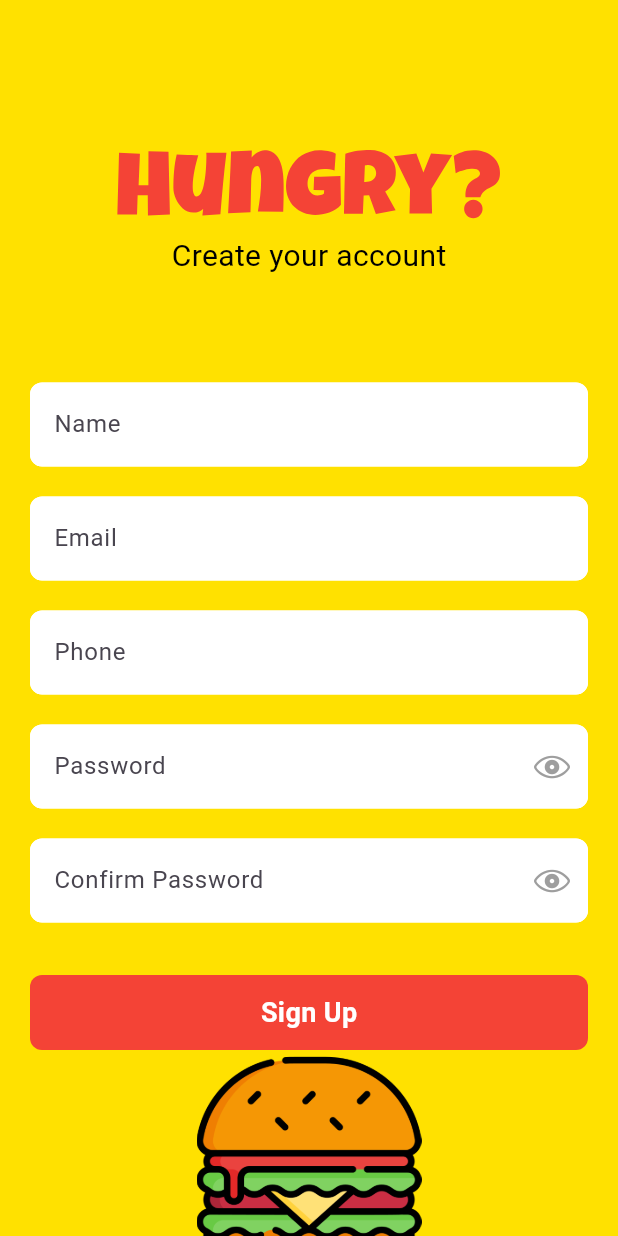
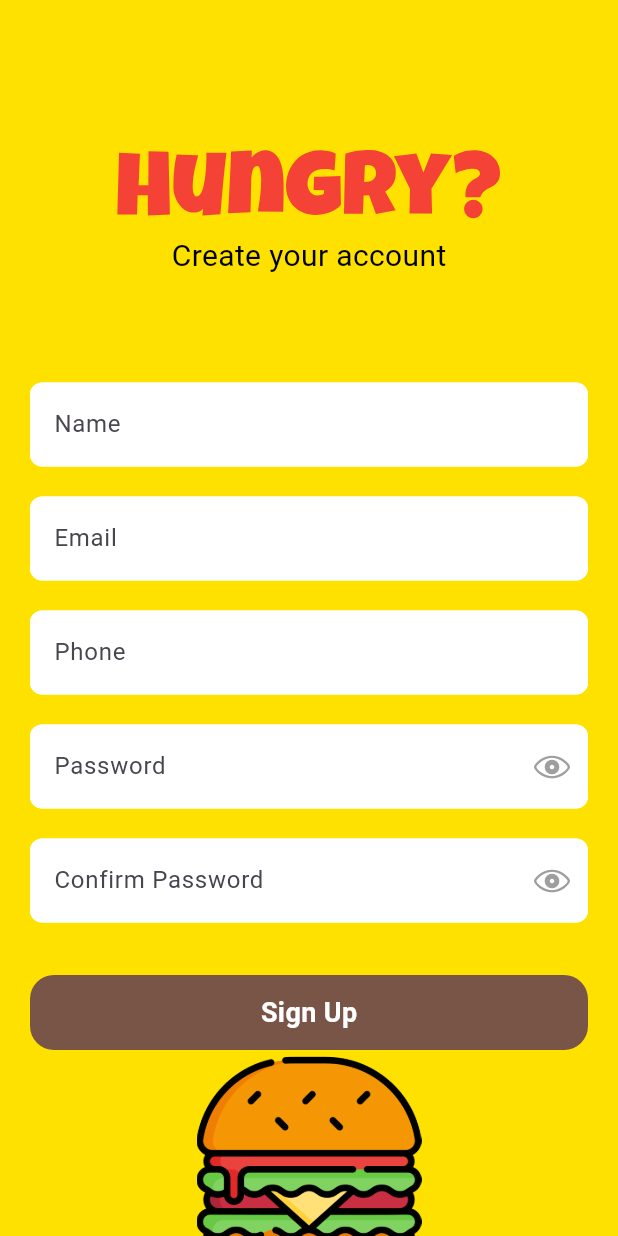
Before and after one commit to ziadabdo99/dota_burger, a Flutter app: the SignupView screen opened directly, on a phone screen of 412 x 824 dp. Run offline on Flutter 3.47's test engine with Material 3 defaults, Android fonts, the phone set to English and light mode, and no system bars; our stand-ins replace flutter_svg, gap.

Commit message:
Refactor color constants, enhance CustomButton with height and width parameters, and update UI components across views for consistency

```diff
--- a/lib/core/constants/app_colors.dart
+++ b/lib/core/constants/app_colors.dart
@@ -1,6 +1,8 @@
+import 'package:flutter/material.dart';
 import 'package:flutter/widgets.dart';
 
 class AppColors {
   static const Color primaryColor = Color(0xFFFFE100);
-  static const Color secondaryColor = Color(0xFFFF0000);
+  static const Color secondaryColor = Colors.brown;
+  static const Color accentColor = Colors.red;
 }
--- a/lib/features/auth/views/login_view.dart
+++ b/lib/features/auth/views/login_view.dart
@@ -49,7 +49,10 @@ final GlobalKey<FormState> _formKey = GlobalKey<FormState>();
                     CustomButton(onTap: () {
                       if (_formKey.currentState!.validate()) {
                       }
-                      }, text: 'Login'),
+                      }, text: 'Login',
+                      height: 50,
+                      width: double.infinity,
+                      ),
                   Spacer(),
                   Image.asset(
                     height: 150,
--- a/lib/features/auth/views/signup_view.dart
+++ b/lib/features/auth/views/signup_view.dart
@@ -66,7 +66,10 @@ class SignupView extends StatelessWidget {
                       CustomButton(onTap: () {
                       if (_formKey.currentState!.validate()) {
                       }
-                      }, text: 'Sign Up'),
+                      }, text: 'Sign Up',
+                       height: 50,
+                      width: double.infinity,
+                      ),
                     Spacer(),
                      Image.asset(
                       height: 150,
--- a/lib/shared/custom_button.dart
+++ b/lib/shared/custom_button.dart
@@ -1,25 +1,33 @@
-
 import 'package:dota_burger/shared/custom_text.dart';
 import 'package:flutter/material.dart';
 
 class CustomButton extends StatelessWidget {
-  const CustomButton({
+  CustomButton({
     super.key,
-    required this.text,required this.onTap,
-  }) ;
+    required this.text,
+    required this.onTap,
+    this.height,
+    this.width,
+    this.color,
+    this.borderRadius,
+  });
 
   final String text;
   final void Function()? onTap;
+  final double? height;
+  final double? width;
+  final Color? color;
+  final BorderRadiusGeometry? borderRadius;
   @override
   Widget build(BuildContext context) {
     return GestureDetector(
-      onTap:onTap,
+      onTap: onTap,
       child: Container(
-        width: double.infinity,
-        height: 50,
+        width: width ?? 200,
+        height: height ?? 70,
         decoration: BoxDecoration(
-          color: Colors.red,
-          borderRadius: BorderRadius.circular(8),
+          color: color ?? Colors.brown,
+          borderRadius: borderRadius ?? BorderRadius.circular(16),
         ),
         child: Center(
           child: CustomText(
```
Also changed, not shown: lib/features/cart/views/cart_view.dart (+17 -1 lines), lib/features/cart/views/widgets/cart_item.dart (added, +96 -0 lines), lib/features/home/views/widgets/card_item.dart (+5 -3 lines), lib/features/product/views/product_details_view.dart (+18 -21 lines).
